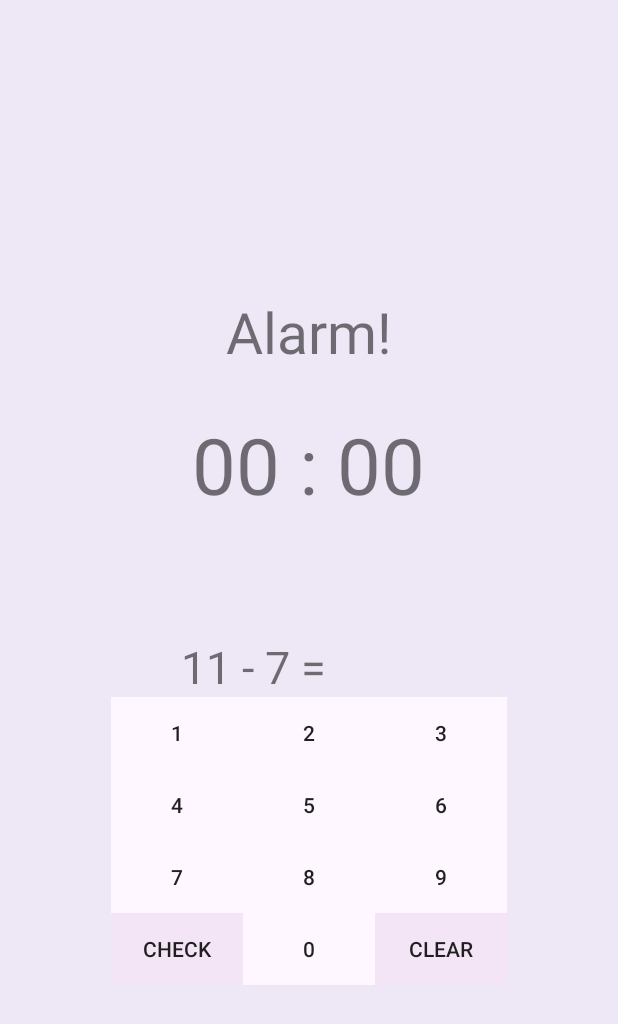
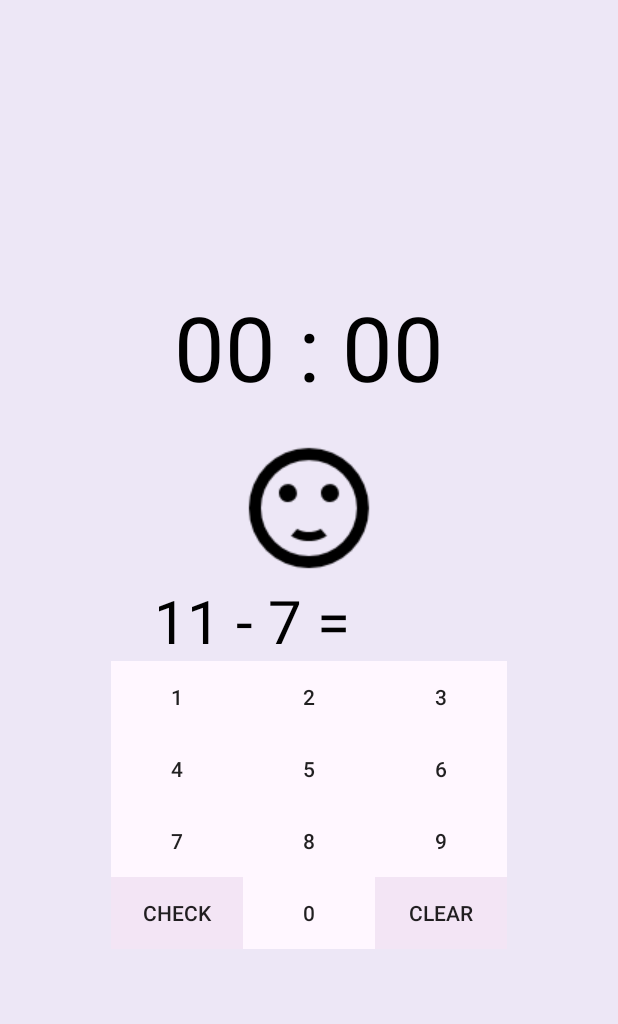
Before and after one commit to 1753033/AnnoyingAlarm, an Android app: the AlarmScreenMathActivity screen opened directly, with no data from a screen before it, on a phone screen of 412 x 824 dp. Shown: the top 1024 px of the screen. Run offline under Robolectric (Android 15) with nearby library versions, the phone set to English and light mode, and no system bars; network calls fail.

Commit message:
Update UI

```diff
--- a/app/src/main/java/com/example/annoyingalarm/AddAlarmActivity.java
+++ b/app/src/main/java/com/example/annoyingalarm/AddAlarmActivity.java
@@ -131,6 +131,9 @@ public class AddAlarmActivity extends AppCompatActivity {
         alarmDetails.timeMinute = timePicker.getMinute();
         alarmDetails.timeHour = timePicker.getHour();
         alarmDetails.name = tbName.getText().toString();
+        if(alarmDetails.name.isEmpty()){
+            alarmDetails.name = "Alarm";
+        }
         alarmDetails.setRepeatingDays(new boolean[]{rbSun.isChecked(),rbMon.isChecked(), rbTue.isChecked(),rbWed.isChecked(),rbThu.isChecked(),rbFri.isChecked(),rbSat.isChecked()});
         if(rbMon.isChecked() && rbTue.isChecked() && rbWed.isChecked() && rbThu.isChecked() && rbFri.isChecked() && rbSat.isChecked() && rbSun.isChecked()){
             alarmDetails.repeatWeekly = true;
--- a/app/src/main/java/com/example/annoyingalarm/AlarmScreenMathActivity.java
+++ b/app/src/main/java/com/example/annoyingalarm/AlarmScreenMathActivity.java
@@ -9,6 +9,7 @@ import android.os.Bundle;
 import android.view.View;
 import android.view.Window;
 import android.widget.Button;
+import android.widget.ImageView;
 import android.widget.TextView;
 import android.widget.Toast;
 
@@ -18,6 +19,7 @@ public class AlarmScreenMathActivity extends AppCompatActivity {
     private Ringtone ringtone;
     private Button btn0,btn1,btn2,btn3,btn4,btn5,btn6,btn7,btn8,btn9,btnCheck,btnClear;
     private TextView tvName,tvTime,tvFunction,tvResult;
+    private ImageView img;
     private String result="";
     @Override
     protected void onCreate(Bundle savedInstanceState) {
@@ -32,6 +34,7 @@ public class AlarmScreenMathActivity extends AppCompatActivity {
         final String tone = getIntent().getStringExtra(AlarmManagerHelper.TONE);
         final boolean once = getIntent().getBooleanExtra(AlarmManagerHelper.ONCE,true);
 
+        img = findViewById(R.id.icon_wake);
 
         tvName =  findViewById(R.id.alarm_screen_name);
         tvTime =  findViewById(R.id.alarm_screen_time);
@@ -91,6 +94,7 @@ public class AlarmScreenMathActivity extends AppCompatActivity {
             public void onClick(View v) {
                 result = "";
                 tvResult.setText(result);
+                img.setImageResource(R.drawable.icon_hmm);
             }
         });
 
@@ -98,14 +102,15 @@ public class AlarmScreenMathActivity extends AppCompatActivity {
             @Override
             public void onClick(View v) {
                 int resultInt = Integer.valueOf(result);
-                Toast.makeText(AlarmScreenMathActivity.this,result,Toast.LENGTH_SHORT).show();
                 if(checkResult(value,x,y,resultInt)) {
+                    img.setImageResource(R.drawable.icon_happy);
                     ringtone.stop();
                     finish();
                 }
                 else {
                     result = "";
                     tvResult.setText(result);
+                    img.setImageResource(R.drawable.icon_sad);
                 }
             }
         });
--- a/app/src/main/res/layout/activity_alarm_screen_math.xml
+++ b/app/src/main/res/layout/activity_alarm_screen_math.xml
@@ -9,30 +9,25 @@
     android:background="#ede7f6"
     tools:context=".AlarmScreenMathActivity">
     <TextView
-        android:id="@+id/alarm_screen_title"
-        android:layout_width="wrap_content"
-        android:layout_height="wrap_content"
-        android:layout_marginTop="28dp"
-        android:text="Alarm!"
-        android:textSize="38dp"/>
-
-    <TextView
         android:id="@+id/alarm_screen_time"
         android:layout_width="wrap_content"
         android:layout_height="wrap_content"
+        android:textColor="@android:color/black"
         android:text="00 : 00"
-        android:textSize="52dp"
-        android:layout_below="@+id/alarm_screen_title"
-        android:layout_marginTop="28dp"/>
+        android:textSize="60dp" />
 
     <TextView
         android:id="@+id/alarm_screen_name"
         android:layout_width="wrap_content"
         android:layout_height="wrap_content"
-        android:layout_above="@+id/alarm_screen_dismiss"
         android:layout_centerHorizontal="true"
-        android:layout_marginBottom="60dp"
+        android:textColor="@android:color/black"
         android:text="Alarm name" />
+    <ImageView
+        android:layout_width="wrap_content"
+        android:layout_height="wrap_content"
+        android:src="@drawable/icon_smile"
+        android:id="@+id/icon_wake"/>
     <LinearLayout
         android:layout_width="200dp"
         android:layout_height="wrap_content"
@@ -44,15 +39,17 @@
             android:layout_height="wrap_content"
             android:layout_weight="2"
             android:text=" X + Y ="
-            android:textSize="30dp"
+            android:textSize="40dp"
             android:gravity="center"
+            android:textColor="@android:color/black"
             android:id="@+id/tvFunction"/>
         <TextView
             android:layout_width="0dp"
             android:layout_height="wrap_content"
             android:layout_weight="1"
-            android:textSize="30dp"
+            android:textSize="40dp"
             android:gravity="center"
+            android:textColor="@android:color/black"
             android:text=" Z "
             android:id="@+id/tvResult"/>
 
--- a/app/src/main/res/layout/activity_challenge.xml
+++ b/app/src/main/res/layout/activity_challenge.xml
@@ -15,9 +15,10 @@
         <TextView
             android:layout_width="match_parent"
             android:layout_height="wrap_content"
-            android:layout_marginTop="10dp"
+            android:padding="10dp"
             android:gravity="center_horizontal"
             android:text="@string/challenges"
+            android:background="#d1c4e9"
             android:textColor="@android:color/black"
             android:textStyle="bold"
             android:textSize="30sp"
--- a/app/src/main/res/layout/activity_main.xml
+++ b/app/src/main/res/layout/activity_main.xml
@@ -26,6 +26,7 @@
                 android:layout_weight="90"
                 android:text="Alarm"
                 android:textSize="25dp"
+                android:textColor="@android:color/black"
                 android:layout_gravity="center"
                 android:layout_marginHorizontal="5dp"
                 android:textStyle="bold"/>
--- a/app/src/main/res/layout/activity_news.xml
+++ b/app/src/main/res/layout/activity_news.xml
@@ -17,6 +17,7 @@
             android:layout_width="match_parent"
             android:layout_height="0dp"
             android:layout_weight="10"
+            android:paddingLeft="10dp"
             android:background="#d1c4e9"
             android:orientation="vertical">
             <TextView
@@ -25,6 +26,7 @@
                 android:text="Today's news"
                 android:textSize="25dp"
                 android:textStyle="bold"
+                android:textColor="@color/Background_Dark"
                 android:layout_margin="2dp"/>
             <TextView
                 android:layout_width="wrap_content"
--- a/app/src/main/res/layout/activity_sleep_history.xml
+++ b/app/src/main/res/layout/activity_sleep_history.xml
@@ -18,7 +18,6 @@
         android:layout_width="match_parent"
         android:layout_height="wrap_content"
         android:padding="10dp"
-        android:gravity="center_horizontal"
         android:text="@string/sleep_history"
         android:background="#d1c4e9"
         android:textColor="@android:color/black"
```
Also changed, not shown: app/src/main/java/com/example/annoyingalarm/AlarmListAdapter.java (+35 -9 lines), app/src/main/res/layout/activity_alarm_screen.xml (+8 -1 lines), app/src/main/res/layout/alarm_list_item.xml (+29 -23 lines), app/src/main/res/drawable/ic_checked.png, app/src/main/res/drawable/ic_delete.png, app/src/main/res/drawable/icon_happy.png (added), app/src/main/res/drawable/icon_hmm.png (added), app/src/main/res/drawable/icon_math.png (added), app/src/main/res/drawable/icon_notioff.png (added), app/src/main/res/drawable/icon_notion.png (added), app/src/main/res/drawable/icon_sad.png (added), app/src/main/res/drawable/icon_smile.png (added).
